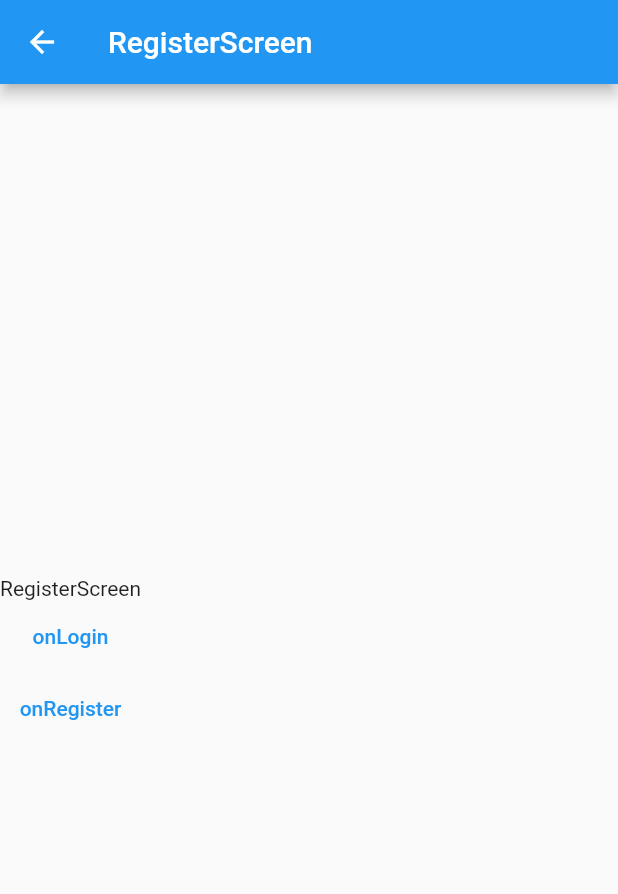
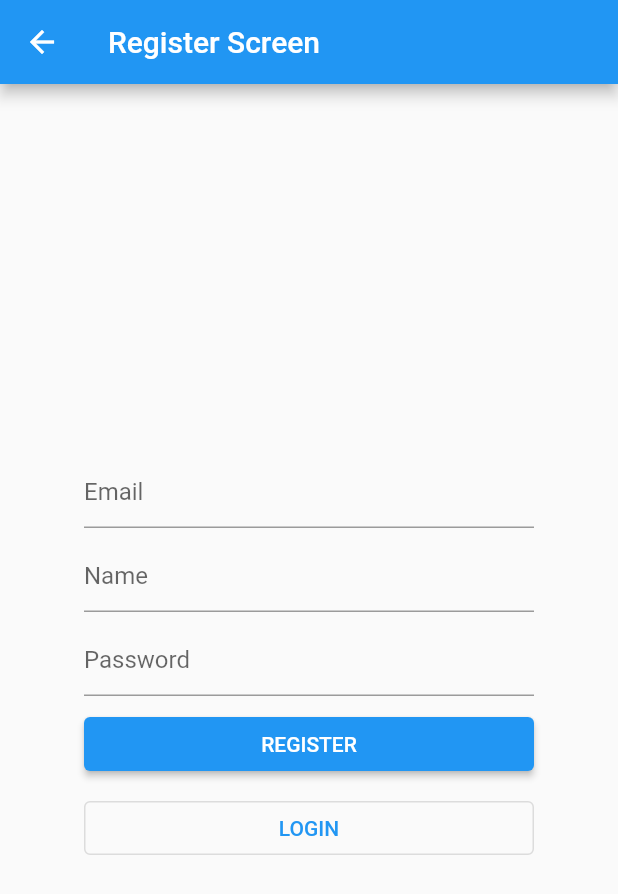
Before and after one commit to khairulanas/flutter_story, a Flutter app: the screen it shows after launch, after a tap on "LOGIN", after a tap on "REGISTER", on a phone screen of 412 x 824 dp. Shown: the top 894 px of the screen. Run offline on Flutter 3.47's test engine with Material 2 defaults, Android fonts, the phone set to English and light mode, and no system bars; our stand-ins replace dartz, equatable, shared_preferences; accounts and stored records are empty; statements that could not run were skipped.

Commit message:
register screen v1

```diff
--- a/lib/src/presentation/screen/register_screen.dart
+++ b/lib/src/presentation/screen/register_screen.dart
@@ -1,6 +1,9 @@
 import 'package:flutter/material.dart';
 
-class RegisterScreen extends StatelessWidget {
+import 'package:flutter_story/src/provider/auth_provider.dart';
+import 'package:provider/provider.dart';
+
+class RegisterScreen extends StatefulWidget {
   final Function() onRegister;
   final Function() onLogin;
 
@@ -11,25 +14,125 @@ class RegisterScreen extends StatelessWidget {
   }) : super(key: key);
 
   @override
+  State<RegisterScreen> createState() => _RegisterScreenState();
+}
+
+class _RegisterScreenState extends State<RegisterScreen> {
+  final emailController = TextEditingController();
+
+  final nameController = TextEditingController();
+
+  final passwordController = TextEditingController();
+
+  final formKey = GlobalKey<FormState>();
+
+  @override
+  void dispose() {
+    emailController.dispose();
+    nameController.dispose();
+    passwordController.dispose();
+    super.dispose();
+  }
+
+  @override
   Widget build(BuildContext context) {
     return Scaffold(
       appBar: AppBar(
-        title: const Text('RegisterScreen'),
+        title: const Text("Register Screen"),
       ),
-      body: Column(
-        mainAxisAlignment: MainAxisAlignment.center,
-        crossAxisAlignment: CrossAxisAlignment.center,
-        children: [
-          const Text("RegisterScreen"),
-          TextButton(
-            onPressed: onLogin,
-            child: const Text("onLogin"),
+      body: Center(
+        child: ConstrainedBox(
+          constraints: const BoxConstraints(maxWidth: 300),
+          child: Form(
+            key: formKey,
+            child: SingleChildScrollView(
+              child: Column(
+                mainAxisAlignment: MainAxisAlignment.center,
+                crossAxisAlignment: CrossAxisAlignment.stretch,
+                children: [
+                  TextFormField(
+                    controller: emailController,
+                    validator: (value) {
+                      if (value == null || value.isEmpty) {
+                        return 'Please enter your email.';
+                      }
+                      return null;
+                    },
+                    decoration: const InputDecoration(
+                      hintText: "Email",
+                    ),
+                  ),
+                  const SizedBox(height: 8),
+                  TextFormField(
+                    controller: nameController,
+                    validator: (value) {
+                      if (value == null || value.isEmpty) {
+                        return 'Please enter your name.';
+                      }
+                      return null;
+                    },
+                    decoration: const InputDecoration(
+                      hintText: "Name",
+                    ),
+                  ),
+                  const SizedBox(height: 8),
+                  TextFormField(
+                    controller: passwordController,
+                    obscureText: true,
+                    decoration: const InputDecoration(
+                      hintText: "Password",
+                    ),
+                    validator: (value) {
+                      if (value == null || value.isEmpty) {
+                        return 'Please enter your password.';
+                      }
+                      return null;
+                    },
+                  ),
+                  const SizedBox(height: 8),
+                  context.watch<AuthProvider>().isLoadingRegister
+                      ? const Center(child: CircularProgressIndicator())
+                      : ElevatedButton(
+                          onPressed: () async {
+                            if (formKey.currentState!.validate()) {
+                              final authRead = context.read<AuthProvider>();
+
+                              final result = await authRead.register(
+                                  emailController.text,
+                                  nameController.text,
+                                  passwordController.text);
+                              if (result) {
+                                widget.onRegister();
+                                if (mounted) {
+                                  ScaffoldMessenger.of(context).showSnackBar(
+                                    const SnackBar(
+                                      content: Text("success login"),
+                                    ),
+                                  );
+                                }
+                              } else {
+                                if (mounted) {
+                                  ScaffoldMessenger.of(context).showSnackBar(
+                                    SnackBar(
+                                      content: Text(authRead.errMessage ?? ""),
+                                    ),
+                                  );
+                                }
+                              }
+                            }
+                          },
+                          child: const Text("REGISTER"),
+                        ),
+                  const SizedBox(height: 8),
+                  OutlinedButton(
+                    onPressed: () => widget.onLogin(),
+                    child: const Text("LOGIN"),
+                  ),
+                ],
+              ),
+            ),
           ),
-          TextButton(
-            onPressed: onRegister,
-            child: const Text("onRegister"),
-          ),
-        ],
+        ),
       ),
     );
   }
```
